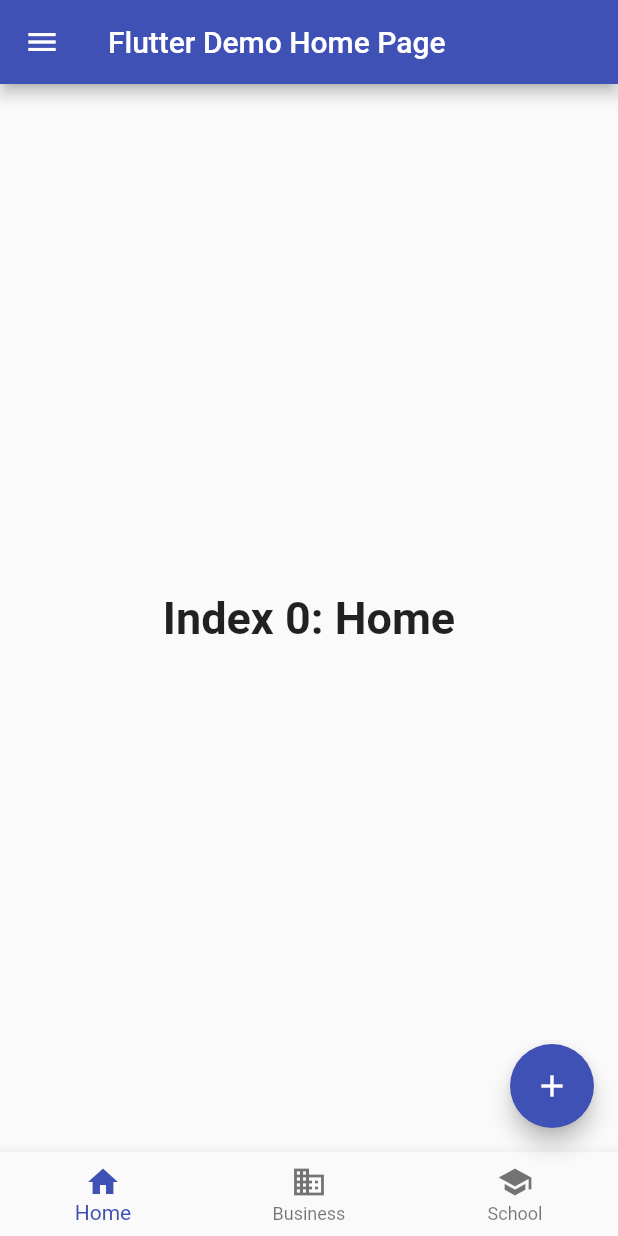
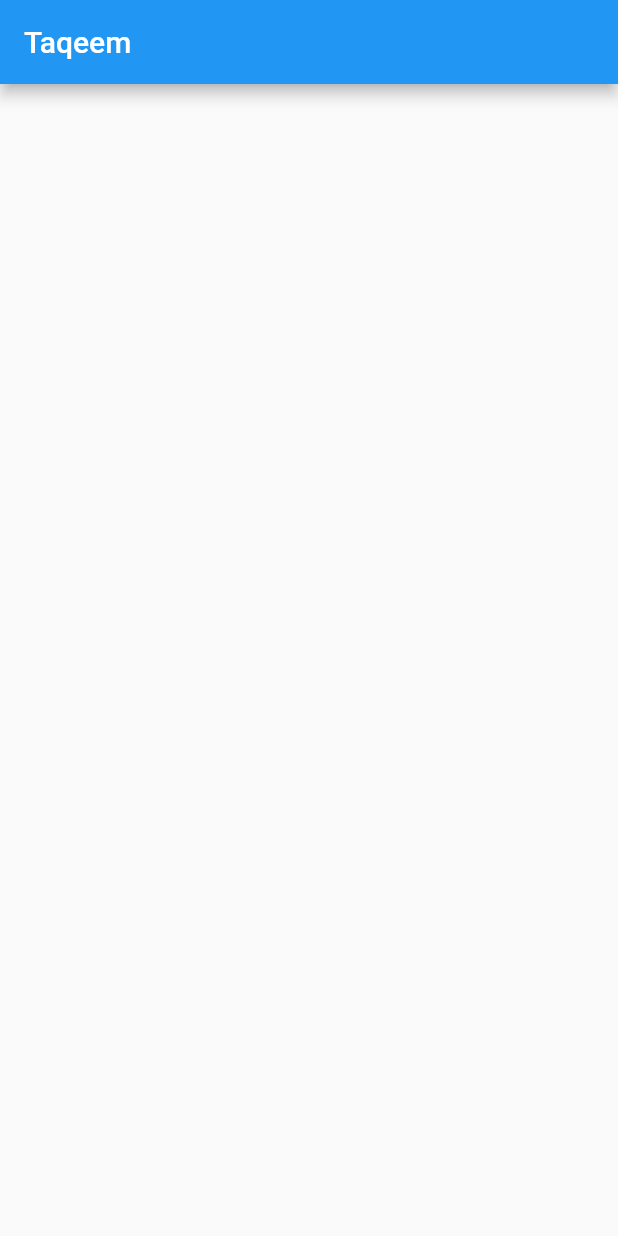
Before and after one commit to AbdullaKhedr/Taqeem, a Flutter app: the screen it shows after launch, on a phone screen of 412 x 824 dp. Run offline on Flutter 3.47's test engine with Material 2 defaults, Android fonts, the phone set to English and light mode, and no system bars; our stand-ins replace firebase_core; accounts and stored records are empty.

Commit message:
Update main.dart

```diff
--- a/lib/main.dart
+++ b/lib/main.dart
@@ -1,7 +1,7 @@
 import 'package:firebase_core/firebase_core.dart';
 import 'package:flutter/material.dart';
 
-void main() async {
+Future<void> main() async {
   WidgetsFlutterBinding.ensureInitialized();
   await Firebase.initializeApp(
       options: const FirebaseOptions(
@@ -18,86 +18,23 @@ class MyApp extends StatelessWidget {
   @override
   Widget build(BuildContext context) {
     return MaterialApp(
-      title: 'Taqeem',
-      theme: ThemeData(primarySwatch: Colors.indigo),
-      home: const MyHomePage(title: 'Flutter Demo Home Page'),
+      title: 'Flutter Demo',
+      theme: ThemeData(
+        primarySwatch: Colors.blue,
+      ),
+      home: const LoginPage(),
     );
   }
 }
 
-class MyHomePage extends StatefulWidget {
-  const MyHomePage({super.key, required this.title});
-
-  final String title;
-
-  @override
-  State<MyHomePage> createState() => _MyHomePageState();
-}
-
-class _MyHomePageState extends State<MyHomePage> {
-  int _selectedIndex = 0;
-
-  static const TextStyle optionStyle =
-      TextStyle(fontSize: 30, fontWeight: FontWeight.bold);
-
-  static const List<Widget> _widgetOptions = <Widget>[
-    Text(
-      'Index 0: Home',
-      style: optionStyle,
-    ),
-    Text(
-      'Index 1: Business',
-      style: optionStyle,
-    ),
-    Text(
-      'Index 2: School',
-      style: optionStyle,
-    ),
-  ];
-
-  static const List<BottomNavigationBarItem> navOptions =
-      <BottomNavigationBarItem>[
-    BottomNavigationBarItem(
-      icon: Icon(Icons.home),
-      label: 'Home',
-    ),
-    BottomNavigationBarItem(
-      icon: Icon(Icons.business),
-      label: 'Business',
-    ),
-    BottomNavigationBarItem(
-      icon: Icon(Icons.school),
-      label: 'School',
-    ),
-  ];
-
-  void _onItemTapped(int index) {
-    setState(() {
-      _selectedIndex = index;
-    });
-  }
-
-  void _onClickFab() {}
+class LoginPage extends StatelessWidget {
+  const LoginPage({super.key});
 
   @override
   Widget build(BuildContext context) {
     return Scaffold(
       appBar: AppBar(
-        title: Text(widget.title),
-      ),
-      drawer: Drawer(),
-      body: Center(
-        child: _widgetOptions.elementAt(_selectedIndex),
-      ),
-      floatingActionButton: FloatingActionButton(
-        onPressed: _onClickFab,
-        tooltip: 'Create',
-        child: const Icon(Icons.add),
-      ),
-      bottomNavigationBar: BottomNavigationBar(
-        items: navOptions,
-        currentIndex: _selectedIndex,
-        onTap: _onItemTapped,
+        title: const Text("Taqeem"),
       ),
     );
   }
```
